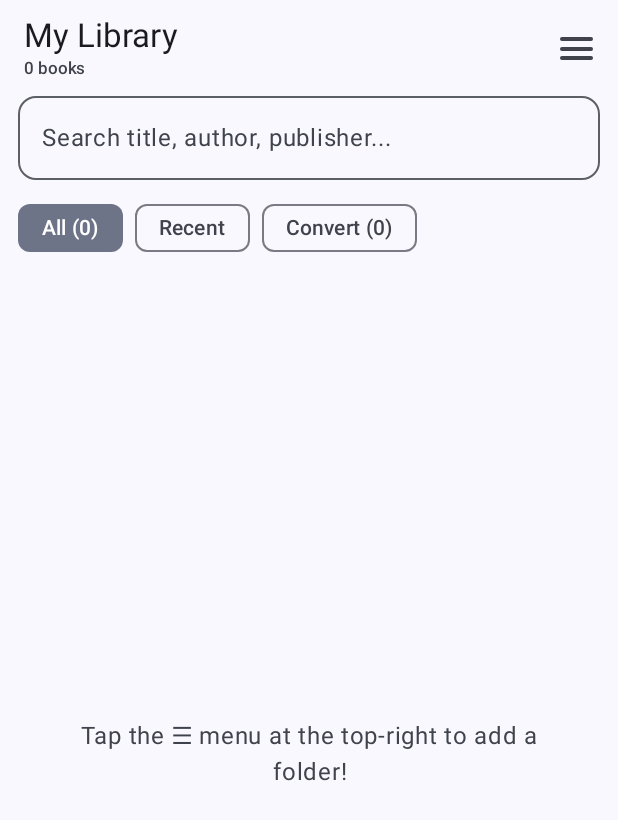
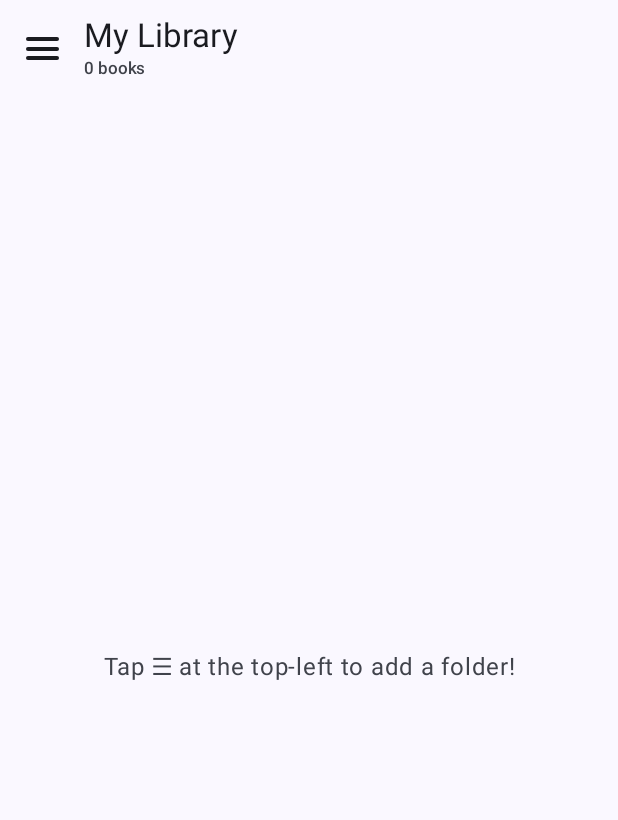
Before and after one commit to LastHope84/MyEbookApp, an Android app built with Jetpack Compose: the screen it shows after launch (MainActivity), on a phone screen of 412 x 824 dp. Shown: the top 820 px of the screen. Run offline under Robolectric (Android 15) with nearby library versions, the phone set to English and light mode, and no system bars; our stand-ins replace Room's generated code, paging; pictures from the network do not load.

Commit message:
Update MainActivity.kt

```diff
--- a/app/src/main/java/com/example/myebookapp/MainActivity.kt
+++ b/app/src/main/java/com/example/myebookapp/MainActivity.kt
@@ -4,7 +4,6 @@ import android.content.Context
 import android.content.Intent
 import android.net.Uri
 import android.os.Bundle
-import android.provider.DocumentsContract
 import androidx.activity.ComponentActivity
 import androidx.activity.compose.BackHandler
 import androidx.activity.compose.rememberLauncherForActivityResult
@@ -13,6 +12,7 @@ import androidx.activity.result.contract.ActivityResultContracts
 import androidx.compose.foundation.ExperimentalFoundationApi
 import androidx.compose.foundation.background
 import androidx.compose.foundation.border
+import androidx.compose.foundation.clickable
 import androidx.compose.foundation.combinedClickable
 import androidx.compose.foundation.layout.*
 import androidx.compose.foundation.lazy.grid.GridCells
@@ -20,6 +20,8 @@ import androidx.compose.foundation.lazy.grid.LazyVerticalGrid
 import androidx.compose.foundation.rememberScrollState
 import androidx.compose.foundation.shape.CircleShape
 import androidx.compose.foundation.shape.RoundedCornerShape
+import androidx.compose.foundation.text.KeyboardActions
+import androidx.compose.foundation.text.KeyboardOptions
 import androidx.compose.foundation.verticalScroll
 import androidx.compose.material3.*
 import androidx.compose.runtime.*
@@ -30,7 +32,9 @@ import androidx.compose.ui.focus.onFocusChanged
 import androidx.compose.ui.layout.ContentScale
 import androidx.compose.ui.platform.LocalContext
 import androidx.compose.ui.text.font.FontWeight
+import androidx.compose.ui.text.input.ImeAction
 import androidx.compose.ui.text.style.TextAlign
+import androidx.compose.ui.text.style.TextDecoration
 import androidx.compose.ui.text.style.TextOverflow
 import androidx.compose.ui.unit.dp
 import androidx.paging.Pager
@@ -47,7 +51,11 @@ import kotlinx.coroutines.withContext
 import java.io.File
 import kotlin.math.roundToInt
 
-enum class LibraryTab { ALL, RECENT, TO_CONVERT }
+enum class LibraryTab(val title: String) {
+    ALL("My Library"),
+    RECENT("Recently Read"),
+    TO_CONVERT("To Convert")
+}
 
 data class PendingConvertTarget(
     val uri: Uri,
@@ -84,6 +92,7 @@ fun LibraryScreen(
     val context = LocalContext.current
     val scope = rememberCoroutineScope()
     val dao = remember { AppDatabase.getInstance(context).bookDao() }
+    val drawerState = rememberDrawerState(initialValue = DrawerValue.Closed)
 
     val totalCount by dao.observeTotalCount().collectAsState(initial = 0)
     val pendingMetadataCount by dao.observePendingMetadataCount().collectAsState(initial = 0)
@@ -95,7 +104,6 @@ fun LibraryScreen(
     var searchQuery by remember { mutableStateOf("") }
     var debouncedQuery by remember { mutableStateOf("") }
     var isSearchFocused by remember { mutableStateOf(false) }
-    var menuExpanded by remember { mutableStateOf(false) }
     var selectedBook by remember { mutableStateOf<BookEntity?>(null) }
     var statusMessage by remember { mutableStateOf<String?>(null) }
     var convertPrompt by remember { mutableStateOf<PendingConvertTarget?>(null) }
@@ -108,9 +116,13 @@ fun LibraryScreen(
     var showBatchRemoveConfirm by remember { mutableStateOf(false) }
     val inSelectionMode = selectionModeActive || selectedIds.isNotEmpty()
 
-    BackHandler(enabled = inSelectionMode) {
+    BackHandler(enabled = drawerState.isOpen || inSelectionMode) {
+        if (drawerState.isOpen) {
+            scope.launch { drawerState.close() }
+        } else {
             selectedIds = emptySet()
             selectionModeActive = false
+        }
     }
 
     fun toggleSelection(id: Long) {
@@ -248,6 +260,7 @@ fun LibraryScreen(
         LibraryScanner.addFolder(context, treeUri)
         savedFoldersCount = LibraryScanner.getSavedFolders(context).size
         LibraryScanner.scanFolders(context, listOf(treeUri))
+        statusMessage = "Folder added to scan queue."
     }
 
     val filePicker = rememberLauncherForActivityResult(ActivityResultContracts.OpenDocument()) { uri ->
@@ -301,6 +314,129 @@ fun LibraryScreen(
         }
     }
 
+    ModalNavigationDrawer(
+        drawerState = drawerState,
+        gesturesEnabled = !inSelectionMode,
+        drawerContent = {
+            ModalDrawerSheet(modifier = Modifier.width(300.dp)) {
+                Column(
+                    modifier = Modifier
+                        .fillMaxHeight()
+                        .verticalScroll(rememberScrollState())
+                        .padding(16.dp)
+                ) {
+                    Text("My Ebook Library", style = MaterialTheme.typography.titleLarge, fontWeight = FontWeight.Bold)
+                    Text("$totalCount books", style = MaterialTheme.typography.labelMedium, color = MaterialTheme.colorScheme.onSurfaceVariant)
+
+                    Spacer(modifier = Modifier.height(14.dp))
+
+                    OutlinedTextField(
+                        value = searchQuery,
+                        onValueChange = { searchQuery = it },
+                        placeholder = {
+                            if (!isSearchFocused && searchQuery.isEmpty()) {
+                                Text("Search books...", maxLines = 1, overflow = TextOverflow.Ellipsis)
+                            }
+                        },
+                        singleLine = true,
+                        maxLines = 1,
+                        shape = RoundedCornerShape(12.dp),
+                        keyboardOptions = KeyboardOptions(imeAction = ImeAction.Search),
+                        keyboardActions = KeyboardActions(onSearch = { scope.launch { drawerState.close() } }),
+                        trailingIcon = {
+                            if (searchQuery.isNotEmpty()) {
+                                TextButton(onClick = { searchQuery = "" }) { Text("Clear") }
+                            }
+                        },
+                        modifier = Modifier
+                            .fillMaxWidth()
+                            .onFocusChanged { isSearchFocused = it.isFocused }
+                    )
+
+                    lastOpened?.let { recent ->
+                        if (recent.format == "EPUB") {
+                            Spacer(modifier = Modifier.height(10.dp))
+                            val pct = (recent.progressPercent * 100).roundToInt()
+                            Button(
+                                onClick = {
+                                    scope.launch { drawerState.close() }
+                                    openInReader(context, recent.uriString)
+                                },
+                                modifier = Modifier.fillMaxWidth()
+                            ) {
+                                Text(
+                                    text = if (pct > 0) "Continue: ${recent.title} ($pct%)" else "Continue: ${recent.title}",
+                                    maxLines = 1,
+                                    overflow = TextOverflow.Ellipsis
+                                )
+                            }
+                        }
+                    }
+
+                    Spacer(modifier = Modifier.height(12.dp))
+                    HorizontalDivider()
+                    Spacer(modifier = Modifier.height(8.dp))
+
+                    NavigationDrawerItem(
+                        label = { Text("All Books ($totalCount)") },
+                        selected = activeTab == LibraryTab.ALL,
+                        onClick = { activeTab = LibraryTab.ALL; scope.launch { drawerState.close() } }
+                    )
+                    NavigationDrawerItem(
+                        label = { Text("Recently Read") },
+                        selected = activeTab == LibraryTab.RECENT,
+                        onClick = { activeTab = LibraryTab.RECENT; scope.launch { drawerState.close() } }
+                    )
+                    NavigationDrawerItem(
+                        label = { Text("To Convert ($toConvertCount)") },
+                        selected = activeTab == LibraryTab.TO_CONVERT,
+                        onClick = { activeTab = LibraryTab.TO_CONVERT; scope.launch { drawerState.close() } }
+                    )
+
+                    Spacer(modifier = Modifier.height(8.dp))
+                    HorizontalDivider()
+                    Spacer(modifier = Modifier.height(8.dp))
+
+                    NavigationDrawerItem(
+                        label = { Text("Add / Scan Folder") },
+                        selected = false,
+                        onClick = { scope.launch { drawerState.close() }; folderPicker.launch(null) }
+                    )
+                    if (savedFoldersCount > 0) {
+                        NavigationDrawerItem(
+                            label = { Text("Rescan Folders ($savedFoldersCount)") },
+                            selected = false,
+                            onClick = {
+                                scope.launch { drawerState.close() }
+                                LibraryScanner.scanFolders(context, LibraryScanner.getSavedFolders(context).map { Uri.parse(it) })
+                                statusMessage = "Queued $savedFoldersCount folder(s) for rescan."
+                            }
+                        )
+                    }
+                    NavigationDrawerItem(
+                        label = { Text("Pick Single File") },
+                        selected = false,
+                        onClick = { scope.launch { drawerState.close() }; filePicker.launch(arrayOf("*/*")) }
+                    )
+                    NavigationDrawerItem(
+                        label = { Text("Select Multiple Books") },
+                        selected = false,
+                        onClick = { scope.launch { drawerState.close() }; selectionModeActive = true }
+                    )
+
+                    Spacer(modifier = Modifier.height(8.dp))
+                    HorizontalDivider()
+                    Spacer(modifier = Modifier.height(8.dp))
+
+                    NavigationDrawerItem(
+                        label = { Text("Theme: ${themeMode.label}") },
+                        selected = false,
+                        onClick = { onCycleThemeMode() }
+                    )
+                }
+            }
+        }
+    ) {
         Scaffold(
             topBar = {
                 if (inSelectionMode) {
@@ -339,43 +475,19 @@ fun LibraryScreen(
                     )
                 } else {
                     TopAppBar(
+                        navigationIcon = {
+                            IconButton(onClick = { scope.launch { drawerState.open() } }) { HamburgerIcon() }
+                        },
                         title = {
                             Column {
-                            Text("My Library")
-                            Text("$totalCount books", style = MaterialTheme.typography.labelSmall, color = MaterialTheme.colorScheme.onSurfaceVariant)
+                                Text(activeTab.title, maxLines = 1, overflow = TextOverflow.Ellipsis)
+                                val sub = if (debouncedQuery.isNotBlank()) "Search: \"$debouncedQuery\"" else "$totalCount books"
+                                Text(sub, style = MaterialTheme.typography.labelSmall, color = MaterialTheme.colorScheme.onSurfaceVariant, maxLines = 1, overflow = TextOverflow.Ellipsis)
                             }
                         },
                         actions = {
-                        Box {
-                            IconButton(onClick = { menuExpanded = true }) { HamburgerIcon() }
-                            DropdownMenu(expanded = menuExpanded, onDismissRequest = { menuExpanded = false }) {
-                                DropdownMenuItem(
-                                    text = { Text("Add / Scan Folder") },
-                                    onClick = { menuExpanded = false; folderPicker.launch(null) }
-                                )
-                                if (savedFoldersCount > 0 && !scanStatus.isScanning) {
-                                    DropdownMenuItem(
-                                        text = { Text("Rescan Folders ($savedFoldersCount)") },
-                                        onClick = {
-                                            menuExpanded = false
-                                            LibraryScanner.scanFolders(context, LibraryScanner.getSavedFolders(context).map { Uri.parse(it) })
-                                        }
-                                    )
-                                }
-                                DropdownMenuItem(
-                                    text = { Text("Pick Single File") },
-                                    onClick = { menuExpanded = false; filePicker.launch(arrayOf("*/*")) }
-                                )
-                                DropdownMenuItem(
-                                    text = { Text("Select Multiple Books") },
-                                    onClick = { menuExpanded = false; selectionModeActive = true }
-                                )
-                                HorizontalDivider()
-                                DropdownMenuItem(
-                                    text = { Text("Theme: ${themeMode.label}") },
-                                    onClick = { onCycleThemeMode() }
-                                )
-                            }
+                            if (searchQuery.isNotEmpty()) {
+                                TextButton(onClick = { searchQuery = "" }) { Text("Clear") }
                             }
                         }
                     )
@@ -388,55 +500,10 @@ fun LibraryScreen(
                     .padding(innerPadding)
                     .padding(horizontal = 12.dp)
             ) {
-            OutlinedTextField(
-                value = searchQuery,
-                onValueChange = { searchQuery = it },
-                placeholder = {
-                    if (!isSearchFocused && searchQuery.isEmpty()) {
-                        Text("Search title, author, publisher...", maxLines = 1, overflow = TextOverflow.Ellipsis)
-                    }
-                },
-                singleLine = true,
-                maxLines = 1,
-                shape = RoundedCornerShape(12.dp),
-                trailingIcon = {
-                    if (searchQuery.isNotEmpty()) {
-                        TextButton(onClick = { searchQuery = "" }) { Text("Clear") }
-                    }
-                },
-                modifier = Modifier
-                    .fillMaxWidth()
-                    .onFocusChanged { isSearchFocused = it.isFocused }
-            )
-
-            Spacer(modifier = Modifier.height(8.dp))
-
-            Row(modifier = Modifier.fillMaxWidth(), horizontalArrangement = Arrangement.spacedBy(8.dp)) {
-                FilterChip(selected = activeTab == LibraryTab.ALL, onClick = { activeTab = LibraryTab.ALL }, label = { Text("All ($totalCount)") })
-                FilterChip(selected = activeTab == LibraryTab.RECENT, onClick = { activeTab = LibraryTab.RECENT }, label = { Text("Recent") })
-                FilterChip(selected = activeTab == LibraryTab.TO_CONVERT, onClick = { activeTab = LibraryTab.TO_CONVERT }, label = { Text("Convert ($toConvertCount)") })
-            }
-
-            lastOpened?.let { recent ->
-                if (recent.format == "EPUB" && !inSelectionMode) {
-                    val pct = (recent.progressPercent * 100).roundToInt()
-                    OutlinedButton(
-                        onClick = { openInReader(context, recent.uriString) },
-                        modifier = Modifier.fillMaxWidth().padding(top = 4.dp)
-                    ) {
-                        Text(
-                            text = if (pct > 0) "Continue: ${recent.title} ($pct%)" else "Continue: ${recent.title}",
-                            maxLines = 1,
-                            overflow = TextOverflow.Ellipsis
-                        )
-                    }
-                }
-            }
-
                 if (scanStatus.isScanning) {
                     Card(
                         colors = CardDefaults.cardColors(containerColor = MaterialTheme.colorScheme.secondaryContainer),
-                    modifier = Modifier.fillMaxWidth().padding(vertical = 6.dp)
+                        modifier = Modifier.fillMaxWidth().padding(bottom = 8.dp)
                     ) {
                         Column(modifier = Modifier.padding(10.dp)) {
                             Row(
@@ -467,10 +534,15 @@ fun LibraryScreen(
                 }
 
                 statusMessage?.let { msg ->
-                Text(msg, style = MaterialTheme.typography.bodySmall, color = MaterialTheme.colorScheme.primary, modifier = Modifier.padding(vertical = 4.dp))
+                    Row(
+                        modifier = Modifier.fillMaxWidth().padding(bottom = 6.dp),
+                        verticalAlignment = Alignment.CenterVertically,
+                        horizontalArrangement = Arrangement.SpaceBetween
+                    ) {
+                        Text(msg, style = MaterialTheme.typography.bodySmall, color = MaterialTheme.colorScheme.primary, modifier = Modifier.weight(1f))
+                        TextButton(onClick = { statusMessage = null }) { Text("✕") }
                     }
-
-            Spacer(modifier = Modifier.height(4.dp))
+                }
 
                 if (pagedBooks.itemCount == 0 && !scanStatus.isScanning) {
                     Box(modifier = Modifier.fillMaxSize().padding(24.dp), contentAlignment = Alignment.Center) {
@@ -479,7 +551,7 @@ fun LibraryScreen(
                                 debouncedQuery.isNotBlank() -> "No matches for \"$debouncedQuery\""
                                 activeTab == LibraryTab.RECENT -> "No books opened yet."
                                 activeTab == LibraryTab.TO_CONVERT -> "No MOBI/AZW3 files found yet."
-                            else -> "Tap the ☰ menu at the top-right to add a folder!"
+                                else -> "Tap ☰ at the top-left to add a folder!"
                             },
                             style = MaterialTheme.typography.bodyLarge,
                             textAlign = TextAlign.Center,
@@ -491,7 +563,7 @@ fun LibraryScreen(
                         columns = GridCells.Fixed(3),
                         horizontalArrangement = Arrangement.spacedBy(10.dp),
                         verticalArrangement = Arrangement.spacedBy(12.dp),
-                    contentPadding = PaddingValues(bottom = 24.dp),
+                        contentPadding = PaddingValues(top = 4.dp, bottom = 24.dp),
                         modifier = Modifier.fillMaxSize()
                     ) {
                         items(count = pagedBooks.itemCount, key = pagedBooks.itemKey { it.id }) { index ->
@@ -506,6 +578,7 @@ fun LibraryScreen(
                                 )
                             } else {
                                 BookPlaceholderTile()
+                            }
                         }
                     }
                 }
@@ -609,28 +682,6 @@ private fun openInReader(context: Context, uriString: String) {
         }
     }
     context.startActivity(intent)
-}
-
-fun formatReadablePath(uriString: String): String {
-    val uri = Uri.parse(uriString)
-    if (uri.scheme == "file") {
-        val path = uri.path ?: return uriString
-        val idx = path.indexOf("/converted_epubs/")
-        return if (idx >= 0) "App Storage" + path.substring(idx) else path
-    }
-    val docId = runCatching { DocumentsContract.getDocumentId(uri) }.getOrNull()
-    if (!docId.isNullOrBlank()) {
-        return when {
-            docId.startsWith("primary:") -> "Internal Storage/" + docId.removePrefix("primary:")
-            docId.contains(":") -> {
-                val vol = docId.substringBefore(":")
-                val rest = docId.substringAfter(":")
-                "Storage ($vol)/$rest"
-            }
-            else -> docId
-        }
-    }
-    return Uri.decode(uriString)
 }
 
 @Composable
@@ -764,6 +815,7 @@ fun BookDetailsBottomSheet(
     val context = LocalContext.current
     val sheetState = rememberModalBottomSheetState(skipPartiallyExpanded = true)
     val pct = (book.progressPercent * 100).roundToInt()
+    var pathNotice by remember(book.id) { mutableStateOf<String?>(null) }
 
     ModalBottomSheet(onDismissRequest = onDismiss, sheetState = sheetState) {
         Column(
@@ -814,7 +866,29 @@ fun BookDetailsBottomSheet(
             MetadataRow("Language", book.language)
             MetadataRow("Format", book.format)
             MetadataRow("File", book.fileName)
-            MetadataRow("Path", formatReadablePath(book.uriString))
+
+            Column(
+                modifier = Modifier
+                    .fillMaxWidth()
+                    .clip(RoundedCornerShape(8.dp))
+                    .clickable {
+                        pathNotice = FileOpener.openContainingFolder(context, book.uriString)
+                    }
+                    .padding(vertical = 6.dp)
+            ) {
+                Text("Path (tap to open folder)", style = MaterialTheme.typography.labelMedium, color = MaterialTheme.colorScheme.primary)
+                Text(
+                    text = FileOpener.formatReadablePath(book.uriString),
+                    style = MaterialTheme.typography.bodyLarge,
+                    fontWeight = FontWeight.Medium,
+                    color = MaterialTheme.colorScheme.primary,
+                    textDecoration = TextDecoration.Underline
+                )
+                pathNotice?.let { notice ->
+                    Spacer(modifier = Modifier.height(4.dp))
+                    Text(notice, style = MaterialTheme.typography.labelSmall, color = MaterialTheme.colorScheme.secondary)
+                }
+            }
 
             Spacer(modifier = Modifier.height(12.dp))
             TextButton(onClick = onRemoveFromLibrary) {
```
Lines whose indentation alone changed are shown as unchanged.
